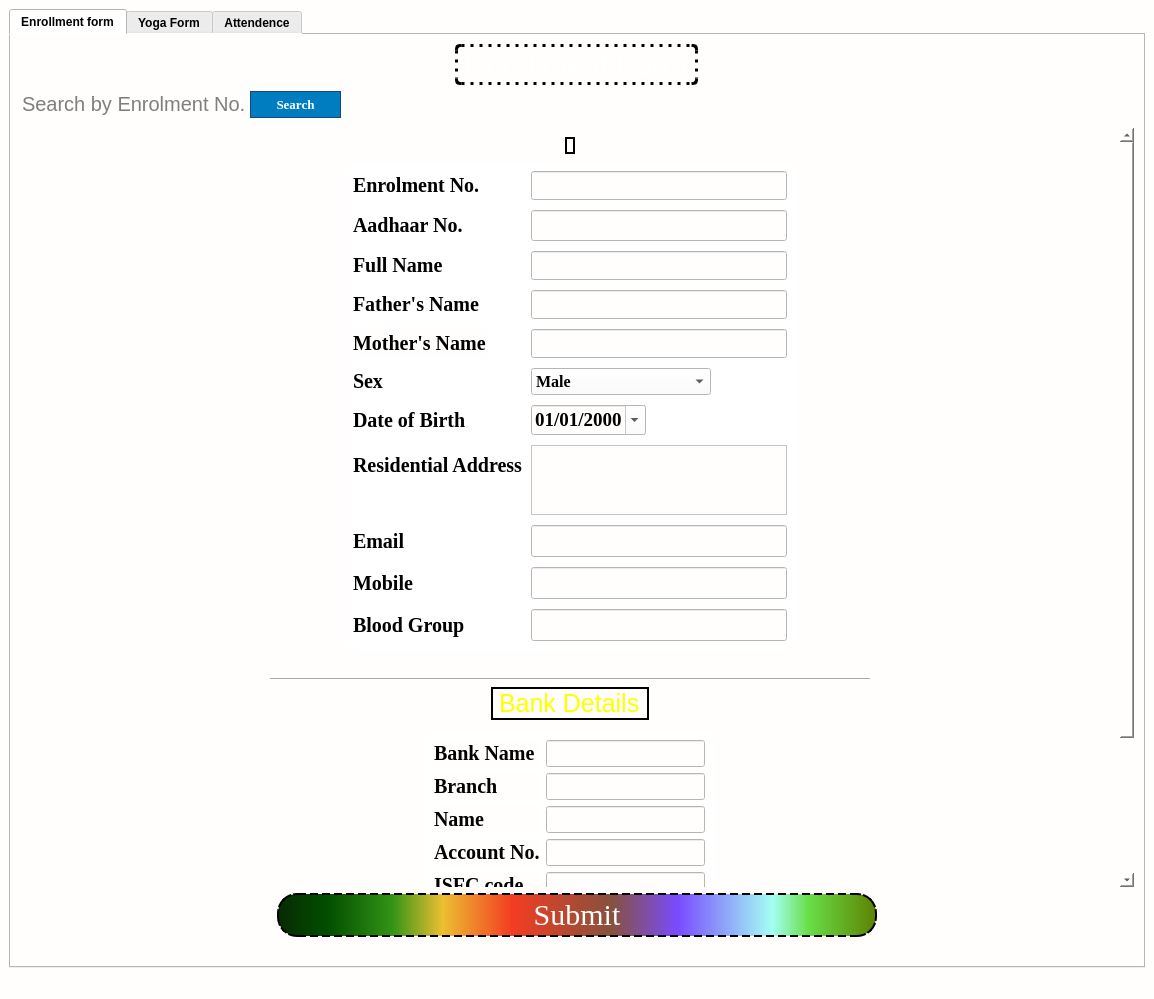
Qt form User interface/userinterface.ui (nateshmbhat/Project_NCC) before a commit.
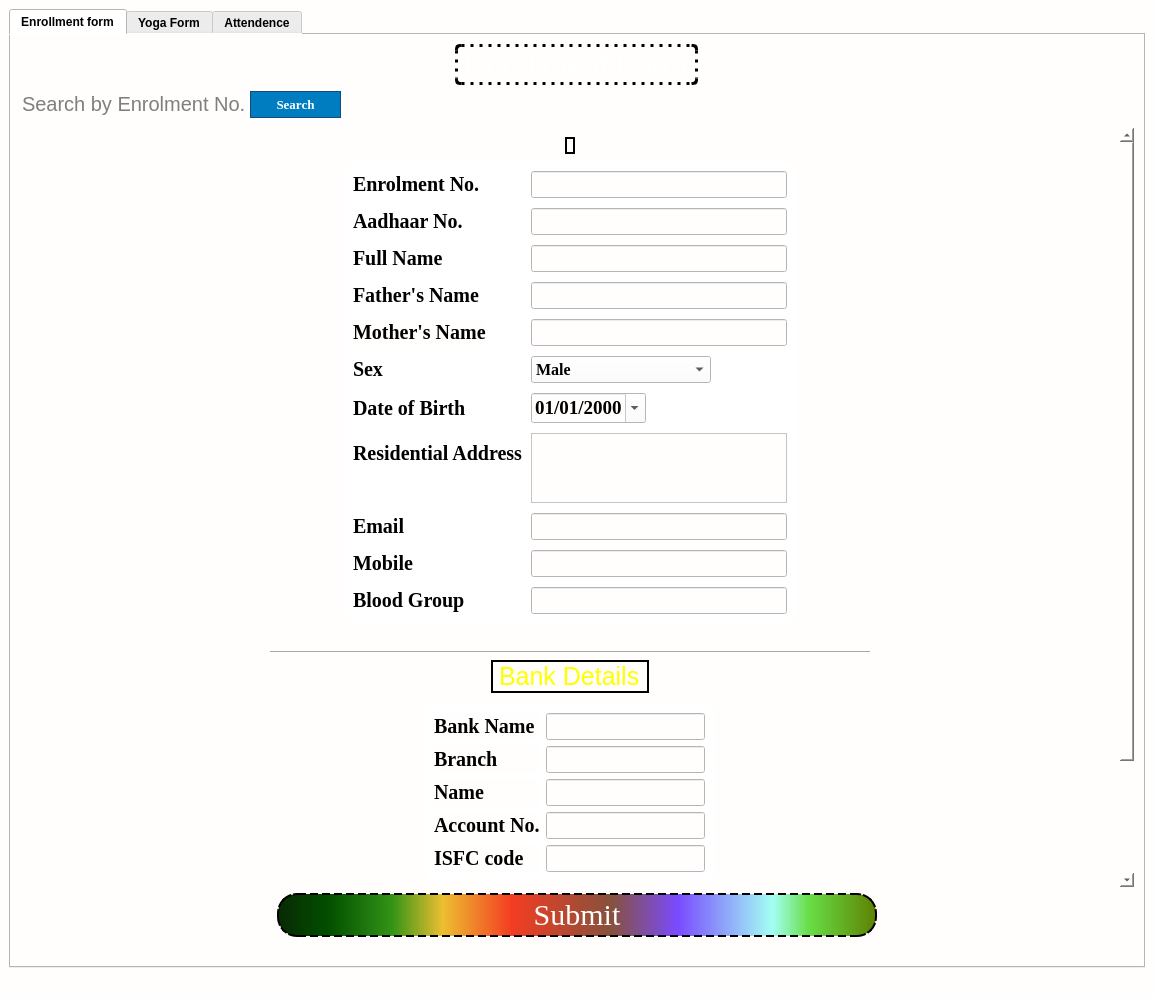
The same form after that commit. Icons and pictures are not drawn.

Diff of the .ui file:
```diff
--- a/User interface/userinterface.ui
+++ b/User interface/userinterface.ui
@@ -387,9 +387,9 @@
            <property name="geometry">
             <rect>
              <x>0</x>
-             <y>0</y>
+             <y>-195</y>
              <width>1095</width>
-             <height>1295</height>
+             <height>1256</height>
             </rect>
            </property>
            <property name="sizePolicy">
@@ -475,7 +475,7 @@
                 <widget class="QLineEdit" name="aadhaarLineEdit">
                  <property name="font">
                   <font>
-                   <pointsize>-1</pointsize>
+                   <pointsize>12</pointsize>
                    <weight>75</weight>
                    <bold>true</bold>
                   </font>
@@ -487,9 +487,7 @@
                   <bool>true</bool>
                  </property>
                  <property name="styleSheet">
-                  <string notr="true">font-weight:bold;
-height:25px;
-font-size:18px;</string>
+                  <string notr="true"/>
                  </property>
                  <property name="text">
                   <string/>
@@ -522,9 +520,15 @@
                </item>
                <item row="4" column="1">
                 <widget class="QLineEdit" name="fullnameLineEdit">
+                 <property name="font">
+                  <font>
+                   <pointsize>12</pointsize>
+                   <weight>75</weight>
+                   <bold>true</bold>
+                  </font>
+                 </property>
                  <property name="styleSheet">
-                  <string notr="true">font-weight:bold;
-font-size:18px;	</string>
+                  <string notr="true"/>
                  </property>
                  <property name="inputMethodHints">
                   <set>Qt::ImhDigitsOnly</set>
@@ -569,9 +573,15 @@
                </item>
                <item row="6" column="1">
                 <widget class="QLineEdit" name="mothernameLineEdit">
+                 <property name="font">
+                  <font>
+                   <pointsize>12</pointsize>
+                   <weight>75</weight>
+                   <bold>true</bold>
+                  </font>
+                 </property>
                  <property name="styleSheet">
-                  <string notr="true">font-weight:bold;
-font-size:18px;	</string>
+                  <string notr="true"/>
                  </property>
                 </widget>
                </item>
@@ -698,11 +708,14 @@
                  <property name="font">
                   <font>
                    <family>georgia</family>
-                   <pointsize>10</pointsize>
+                   <pointsize>12</pointsize>
                    <weight>75</weight>
                    <bold>true</bold>
                   </font>
                  </property>
+                 <property name="styleSheet">
+                  <string notr="true"/>
+                 </property>
                 </widget>
                </item>
                <item row="13" column="0">
@@ -725,9 +738,15 @@
                </item>
                <item row="13" column="1">
                 <widget class="QLineEdit" name="emailLineEdit">
+                 <property name="font">
+                  <font>
+                   <pointsize>12</pointsize>
+                   <weight>75</weight>
+                   <bold>true</bold>
+                  </font>
+                 </property>
                  <property name="styleSheet">
-                  <string notr="true">font-weight:bold;
-font-size:20px;</string>
+                  <string notr="true"/>
                  </property>
                  <property name="text">
                   <string/>
@@ -754,9 +773,15 @@
                </item>
                <item row="14" column="1">
                 <widget class="QLineEdit" name="mobileLineEdit">
+                 <property name="font">
+                  <font>
+                   <pointsize>12</pointsize>
+                   <weight>75</weight>
+                   <bold>true</bold>
+                  </font>
+                 </property>
                  <property name="styleSheet">
-                  <string notr="true">font-weight:bold;
-font-size:20px;</string>
+                  <string notr="true"/>
                  </property>
                 </widget>
                </item>
@@ -782,22 +807,27 @@
                 <widget class="QLineEdit" name="bloodgroupLineEdit">
                  <property name="font">
                   <font>
-                   <pointsize>-1</pointsize>
+                   <pointsize>12</pointsize>
                    <weight>75</weight>
                    <bold>true</bold>
                   </font>
                  </property>
                  <property name="styleSheet">
-                  <string notr="true">font-weight:bold;
-font-size:20px;</string>
+                  <string notr="true"/>
                  </property>
                 </widget>
                </item>
                <item row="5" column="1">
                 <widget class="QLineEdit" name="fathernameLineEdit">
+                 <property name="font">
+                  <font>
+                   <pointsize>12</pointsize>
+                   <weight>75</weight>
+                   <bold>true</bold>
+                  </font>
+                 </property>
                  <property name="styleSheet">
-                  <string notr="true">font-weight:bold;
-font-size:18px;	</string>
+                  <string notr="true"/>
                  </property>
                 </widget>
                </item>
@@ -821,9 +851,15 @@
                </item>
                <item row="0" column="1">
                 <widget class="QLineEdit" name="enrollmentnumLineEdit">
+                 <property name="font">
+                  <font>
+                   <pointsize>12</pointsize>
+                   <weight>75</weight>
+                   <bold>true</bold>
+                  </font>
+                 </property>
                  <property name="styleSheet">
-                  <string notr="true">font-weight:bold;
-font-size:18px;	</string>
+                  <string notr="true"/>
                  </property>
                  <property name="inputMethodHints">
                   <set>Qt::ImhDigitsOnly</set>
@@ -1162,7 +1198,7 @@
                 <widget class="QLineEdit" name="institutionLineEdit">
                  <property name="font">
                   <font>
-                   <pointsize>14</pointsize>
+                   <pointsize>12</pointsize>
                    <weight>75</weight>
                    <bold>true</bold>
                   </font>
@@ -1263,7 +1299,7 @@
                 <widget class="QLineEdit" name="unitLineEdit">
                  <property name="font">
                   <font>
-                   <pointsize>14</pointsize>
+                   <pointsize>12</pointsize>
                    <weight>75</weight>
                    <bold>true</bold>
                   </font>
```
